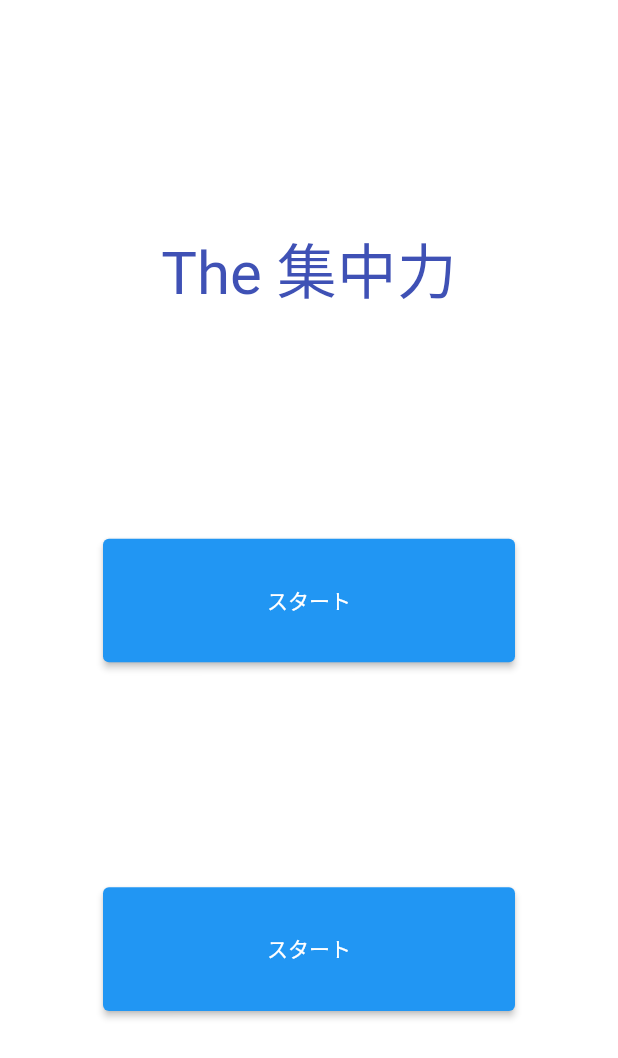
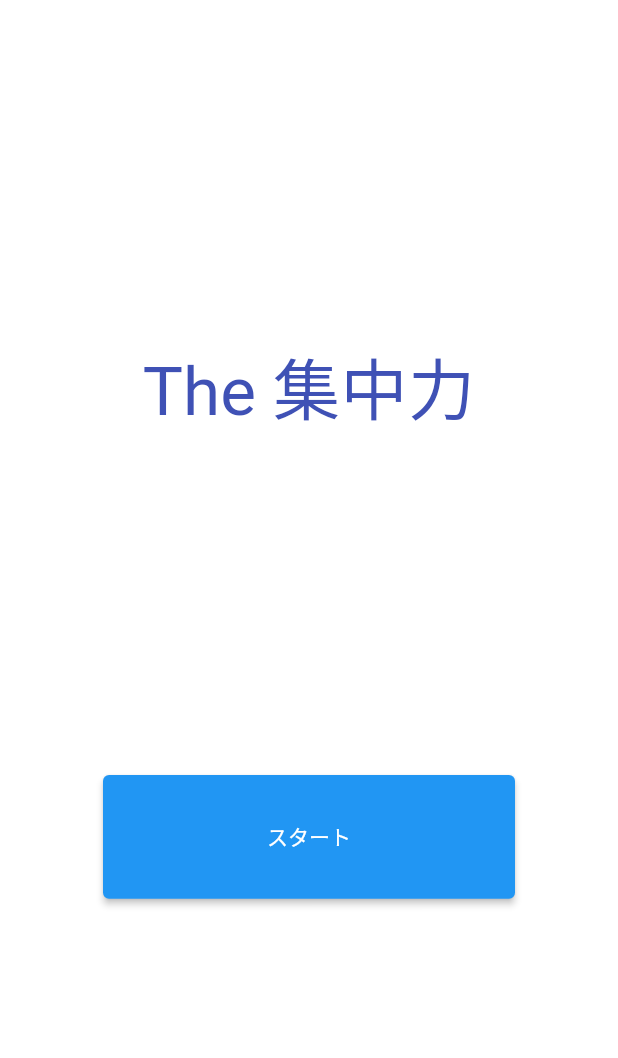
Before and after one commit to iseruuuuu/concentration_app, a Flutter app: the screen it shows after launch, on a phone screen of 412 x 824 dp. Shown: the top 1058 px of the screen. Run offline on Flutter 3.47's test engine with Material 2 defaults, Android fonts, the phone set to English and light mode, and no system bars; our stand-ins replace freezed_annotation, state_notifier; missing offline and left inert: flutter_state_notifier.

Commit message:
add: buttonを削除

```diff
--- a/lib/home/home_screen.dart
+++ b/lib/home/home_screen.dart
@@ -24,18 +24,9 @@ class HomeScreen extends StatelessWidget {
                   'The 集中力',
                   style: TextStyle(
                     color: Colors.indigo,
-                    fontSize: 40,
+                    fontSize: 45,
                   ),
                 ),
-                Container(
-                  width: size.width / 1.5,
-                  height: size.width / 5,
-                  child: ElevatedButton(
-                    onPressed: () => context.read<HomeScreenController>().onTap(),
-                    child: const Text('スタート'),
-                  ),
-                ),
-
                 Container(
                   width: size.width / 1.5,
                   height: size.width / 5,
```
Also changed, not shown: 2 other files.
